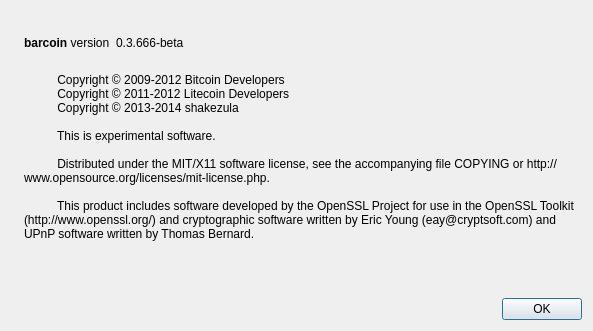
Old version of the form src/qt/forms/aboutdialog.ui in the repository rooblcoin/roobl.
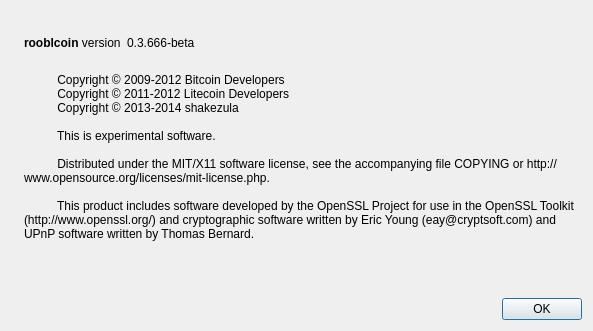
New version of the form. Icons and pictures are not drawn.

The edit to the form file:
```diff
--- a/src/qt/forms/aboutdialog.ui
+++ b/src/qt/forms/aboutdialog.ui
@@ -50,7 +50,7 @@
           <cursorShape>IBeamCursor</cursorShape>
          </property>
          <property name="text">
-          <string>&lt;b&gt;barcoin&lt;/b&gt; version</string>
+          <string>&lt;b&gt;rooblcoin&lt;/b&gt; version</string>
          </property>
          <property name="textInteractionFlags">
           <set>Qt::LinksAccessibleByMouse|Qt::TextSelectableByKeyboard|Qt::TextSelectableByMouse</set>
```
Left out of the diff: 2 changed lines with no effect on the pictures.
